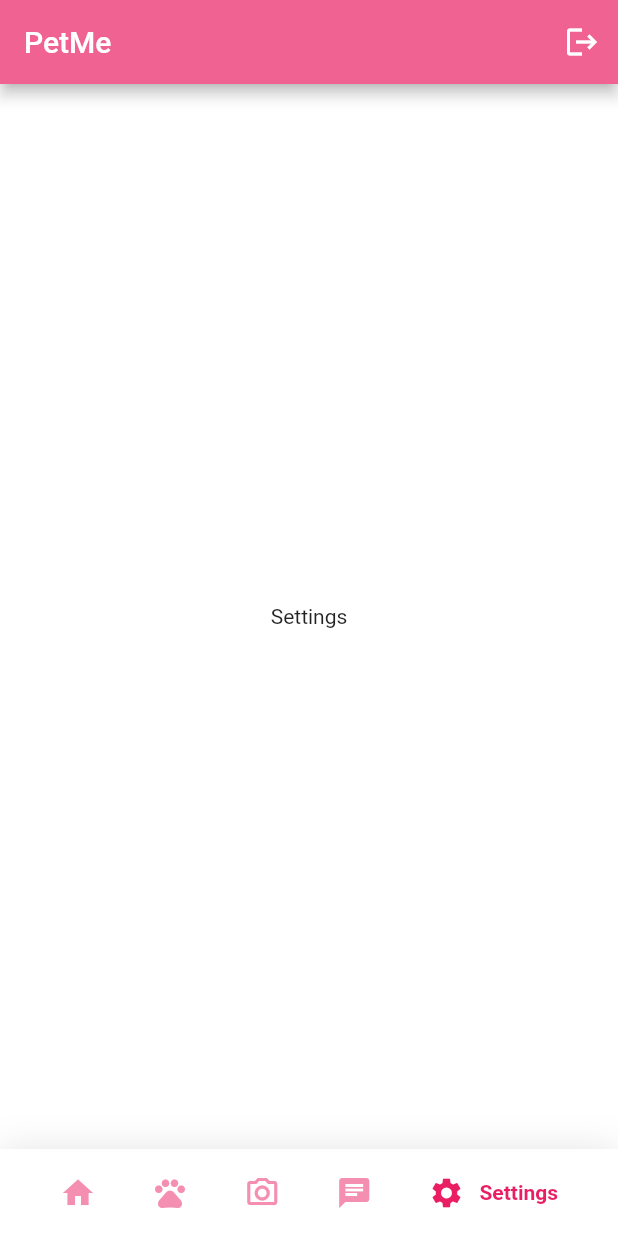
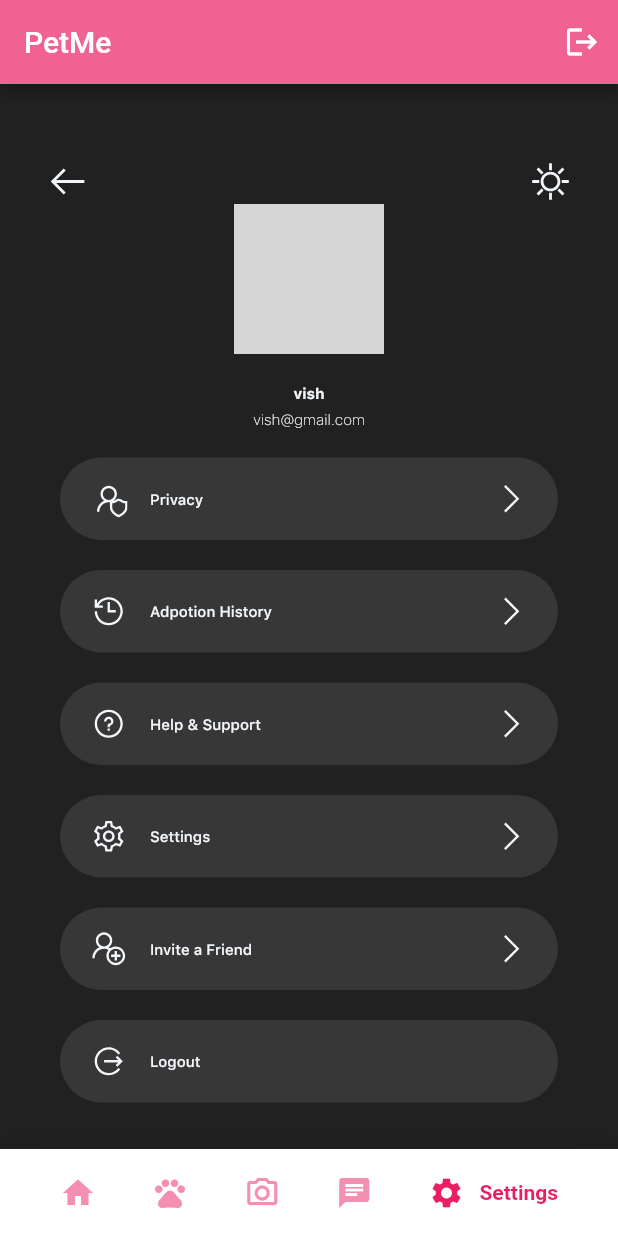
Before and after one commit to PetMeOfficial/PetMeOfficial, a Flutter app: the screen it shows once a user with an empty profile is signed in, item 5 of the bottom bar chosen, on a phone screen of 412 x 824 dp. Run offline on Flutter 3.47's test engine with Material 2 defaults, Android fonts, the phone set to English and light mode, and no system bars; drawn by our look-alikes of google_nav_bar; our stand-ins replace animated_theme_switcher, cloud_firestore, firebase_auth, firebase_core, flutter_screenutil, get and 2 more; accounts and stored records are empty; grey boxes are pictures that could not be loaded.

Commit message:
What's New: - Arranged Fields - added settings page

```diff
--- a/petme/lib/Widgets/post_card.dart
+++ b/petme/lib/Widgets/post_card.dart
@@ -22,7 +22,7 @@
               children:  [
                 const CircleAvatar(
                   radius: 20,
-                  backgroundImage: AssetImage('assets/eevie.png')
+                  backgroundImage: AssetImage('eevie.png')
                 ),
                 Expanded(
                     child: Padding(
--- a/petme/lib/screens/HomeScreen/Navigation/home_page.dart
+++ b/petme/lib/screens/HomeScreen/Navigation/home_page.dart
@@ -1,6 +1,7 @@
 import 'package:cloud_firestore/cloud_firestore.dart';
 import 'package:flutter/material.dart';
 import 'package:petme/Widgets/post_card.dart';
+
 
 class HomePage extends StatefulWidget {
   const HomePage({Key? key}) : super(key: key);
--- /dev/null
+++ b/petme/lib/screens/HomeScreen/Navigation/setting/constant.dart
@@ -0,0 +1,62 @@
+import 'package:flutter/material.dart';
+import 'package:flutter_screenutil/flutter_screenutil.dart';
+
+
+const kSpacingUnit = 10;
+
+const kDarkPrimaryColor = Color(0xFF212121);
+const kDarkSecondaryColor = Color(0xFF373737);
+const kLightPrimaryColor = Color(0xFFFFFFFF);
+const kLightSecondaryColor = Color(0xFFF3F7FB);
+const kAccentColor = Color(0xFFFFC107);
+
+final kTitleTextStyle = TextStyle(
+  // fontSize: ScreenUtil().setSp(kSpacingUnit * 1.5),
+  fontSize: 10,
+  fontWeight: FontWeight.w600,
+);
+
+final kCaptionTextStyle = TextStyle(
+  fontSize:10,
+  fontWeight: FontWeight.w100,
+);
+
+final kButtonTextStyle = TextStyle(
+  fontSize: 10,
+  fontWeight: FontWeight.w400,
+  color: kDarkPrimaryColor,
+);
+
+final kDarkTheme = ThemeData(
+  brightness: Brightness.dark,
+  fontFamily: 'SFProText',
+  primaryColor: kDarkPrimaryColor,
+  canvasColor: kDarkPrimaryColor,
+  backgroundColor: kDarkSecondaryColor,
+  accentColor: kAccentColor,
+  iconTheme: ThemeData.dark().iconTheme.copyWith(
+    color: kLightSecondaryColor,
+  ),
+  textTheme: ThemeData.dark().textTheme.apply(
+    fontFamily: 'SFProText',
+    bodyColor: kLightSecondaryColor,
+    displayColor: kLightSecondaryColor,
+  ),
+);
+
+final kLightTheme = ThemeData(
+  brightness: Brightness.light,
+  fontFamily: 'SFProText',
+  primaryColor: kLightPrimaryColor,
+  canvasColor: kLightPrimaryColor,
+  backgroundColor: kLightSecondaryColor,
+  accentColor: kAccentColor,
+  iconTheme: ThemeData.light().iconTheme.copyWith(
+    color: kDarkSecondaryColor,
+  ),
+  textTheme: ThemeData.light().textTheme.apply(
+    fontFamily: 'SFProText',
+    bodyColor: kDarkSecondaryColor,
+    displayColor: kDarkSecondaryColor,
+  ),
+);
--- /dev/null
+++ b/petme/lib/screens/HomeScreen/Navigation/setting/profile_list_item.dart
@@ -0,0 +1,64 @@
+import 'package:flutter/material.dart';
+import 'package:flutter_screenutil/flutter_screenutil.dart';
+import 'package:line_awesome_flutter/line_awesome_flutter.dart';
+import 'constant.dart';
+
+class ProfileListItem extends StatefulWidget {
+  final IconData icon;
+  final String text;
+  final bool hasNavigation;
+
+  const ProfileListItem({
+    Key? key,
+    required this.icon,
+    required this.text,
+    this.hasNavigation = true,
+  }) : super(key: key);
+
+
+
+  @override
+  State<ProfileListItem> createState() => _ProfileListItemState();
+}
+
+class _ProfileListItemState extends State<ProfileListItem> {
+  @override
+  Widget build(BuildContext context) {
+    return Container(
+      height: kSpacingUnit.w * 5.5,
+      margin: EdgeInsets.symmetric(
+        horizontal: kSpacingUnit.w * 4,
+      ).copyWith(
+        bottom: kSpacingUnit.w * 2,
+      ),
+      padding: EdgeInsets.symmetric(
+        horizontal: kSpacingUnit.w * 2,
+      ),
+      decoration: BoxDecoration(
+        borderRadius: BorderRadius.circular(kSpacingUnit.w * 3),
+        color: Theme.of(context).backgroundColor,
+      ),
+      child: Row(
+        children: <Widget>[
+          Icon(
+            this.widget.icon,
+            size: kSpacingUnit.w * 2.5,
+          ),
+          SizedBox(width: kSpacingUnit.w * 1.5),
+          Text(
+            this.widget.text,
+            style: kTitleTextStyle.copyWith(
+              fontWeight: FontWeight.w500,
+            ),
+          ),
+          Spacer(),
+          if (this.widget.hasNavigation)
+            Icon(
+              LineAwesomeIcons.angle_right,
+              size: kSpacingUnit.w * 2.5,
+            ),
+        ],
+      ),
+    );
+  }
+}
--- /dev/null
+++ b/petme/lib/screens/HomeScreen/Navigation/setting/profile_screen.dart
@@ -0,0 +1,201 @@
+
+import 'package:animated_theme_switcher/animated_theme_switcher.dart';
+import 'package:flutter/material.dart';
+import 'package:flutter_screenutil/flutter_screenutil.dart';
+import 'package:line_awesome_flutter/line_awesome_flutter.dart';
+import 'constant.dart';
+import 'profile_list_item.dart';
+
+
+
+
+class ProfileScreen extends StatefulWidget {
+  const ProfileScreen({Key? key}) : super(key: key);
+
+  @override
+  State<ProfileScreen> createState() => _ProfileScreenState();
+}
+class _ProfileScreenState extends  State<ProfileScreen>{
+  @override
+  @override
+  Widget build(BuildContext context) {
+    return ThemeProvider(
+      initTheme: kDarkTheme,
+      child: Builder(
+        builder: (context) {
+          return MaterialApp(
+            debugShowCheckedModeBanner: false,
+            theme: ThemeProvider.of(context),
+            home: ProfileScreenState(),
+          );
+        },
+      ),
+    );
+  }
+
+}
+
+
+class ProfileScreenState extends StatelessWidget {
+
+  @override
+  Widget build(BuildContext context) {
+    ScreenUtil.init(context, height: MediaQuery.of(context).size.height, width: MediaQuery.of(context).size.width, allowFontScaling: true);
+
+    var profileInfo = Expanded(
+      child: Column(
+        children: <Widget>[
+          Container(
+            height: kSpacingUnit.w * 10,
+            width: kSpacingUnit.w * 10,
+            margin: EdgeInsets.only(top: kSpacingUnit.w * 3),
+            child: Stack(
+              children: <Widget>[
+                CircleAvatar(
+                  radius: kSpacingUnit.w * 5,
+                  backgroundImage: AssetImage('images/avatar.png'),
+                ),
+                Align(
+                  alignment: Alignment.bottomRight,
+                  child: Container(
+                    height: kSpacingUnit.w * 2.5,
+                    width: kSpacingUnit.w * 2.5,
+                    decoration: BoxDecoration(
+                      color: Theme.of(context).accentColor,
+                      shape: BoxShape.circle,
+                    ),
+                    child: Center(
+                      heightFactor: kSpacingUnit.w * 1.5,
+                      widthFactor: kSpacingUnit.w * 1.5,
+                      child: Icon(
+                        LineAwesomeIcons.pen,
+                        color: kDarkPrimaryColor,
+                        size: ScreenUtil().setSp(kSpacingUnit.w * 1.5) as double,
+                      ),
+                    ),
+                  ),
+                ),
+              ],
+            ),
+          ),
+          SizedBox(height: kSpacingUnit.w * 2),
+          Text(
+            'vish',
+            style: kTitleTextStyle,
+          ),
+          SizedBox(height: kSpacingUnit.w * 0.5),
+          Text(
+            'vish@gmail.com',
+            style: kCaptionTextStyle,
+          ),
+          SizedBox(height: kSpacingUnit.w * 2),
+          // Container(
+          //   height: kSpacingUnit.w * 4,
+          //   width: kSpacingUnit.w * 20,
+          //   decoration: BoxDecoration(
+          //     borderRadius: BorderRadius.circular(kSpacingUnit.w * 3),
+          //     color: Theme.of(context).accentColor,
+          //   ),
+          //   child: Center(
+          //     child: Text(
+          //       'Upgrade to PRO',
+          //       style: kButtonTextStyle,
+          //     ),
+          //   ),
+          // ),
+        ],
+      ),
+    );
+
+    var themeSwitcher = ThemeSwitcher(
+      builder: (context) {
+        return AnimatedCrossFade(
+          duration: Duration(milliseconds: 200),
+          crossFadeState:
+          ThemeProvider.of(context).brightness == Brightness.dark
+              ? CrossFadeState.showFirst
+              : CrossFadeState.showSecond,
+          firstChild: GestureDetector(
+            onTap: () =>
+                ThemeSwitcher.of(context).changeTheme(theme: kLightTheme),
+            child: Icon(
+              LineAwesomeIcons.sun,
+              size: ScreenUtil().setSp(kSpacingUnit.w * 3) as double,
+            ),
+          ),
+          secondChild: GestureDetector(
+            onTap: () =>
+                ThemeSwitcher.of(context).changeTheme(theme: kDarkTheme),
+            child: Icon(
+              LineAwesomeIcons.moon,
+              size: ScreenUtil().setSp(kSpacingUnit.w * 3) as double,
+            ),
+          ),
+        );
+      },
+    );
+
+    var header = Row(
+      mainAxisAlignment: MainAxisAlignment.spaceBetween,
+      crossAxisAlignment: CrossAxisAlignment.start,
+      children: <Widget>[
+        SizedBox(width: kSpacingUnit.w * 3),
+        Icon(
+          LineAwesomeIcons.arrow_left,
+          size: ScreenUtil().setSp(kSpacingUnit.w * 3) as double,
+        ),
+        profileInfo,
+        themeSwitcher,
+        SizedBox(width: kSpacingUnit.w * 3),
+      ],
+    );
+
+
+
+    return ThemeSwitchingArea(
+      child: Builder(
+        builder: (context) {
+          return Scaffold(
+            body: Column(
+              children: <Widget>[
+                SizedBox(height: kSpacingUnit.w * 5),
+                header,
+                Expanded(
+                  child: ListView(
+                    children: <Widget>[
+                      ProfileListItem(
+                        icon: LineAwesomeIcons.user_shield,
+                        text: 'Privacy',
+                      ),
+                      ProfileListItem(
+                        icon: LineAwesomeIcons.history,
+                        text: 'Adpotion History',
+                      ),
+                      ProfileListItem(
+                        icon: LineAwesomeIcons.question_circle,
+                        text: 'Help & Support',
+                      ),
+                      ProfileListItem(
+                        icon: LineAwesomeIcons.cog,
+                        text: 'Settings',
+                      ),
+                      ProfileListItem(
+                        icon: LineAwesomeIcons.user_plus,
+                        text: 'Invite a Friend',
+                      ),
+                      ProfileListItem(
+                        icon: LineAwesomeIcons.alternate_sign_out,
+                        text: 'Logout',
+                        hasNavigation: false,
+                      ),
+                    ],
+                  ),
+                )
+              ],
+            ),
+          );
+        },
+      ),
+    );
+  }
+}
--- a/petme/lib/screens/HomeScreen/Navigation/settings_page.dart
+++ b/petme/lib/screens/HomeScreen/Navigation/setting/settings_page.dart
@@ -1,4 +1,5 @@
 import 'package:flutter/material.dart';
+import 'package:petme/screens/HomeScreen/Navigation/setting/profile_screen.dart';
 
 class SettingsPage extends StatefulWidget {
   const SettingsPage({Key? key}) : super(key: key);
@@ -10,8 +11,6 @@
 class _SettingsPageState extends State<SettingsPage> {
   @override
   Widget build(BuildContext context) {
-    return const Text(
-      'Settings',
-    );
+    return const ProfileScreen();
   }
 }
--- a/petme/lib/screens/HomeScreen/main_page.dart
+++ b/petme/lib/screens/HomeScreen/main_page.dart
@@ -4,7 +4,7 @@
 import 'package:google_nav_bar/google_nav_bar.dart';
 import 'package:petme/screens/HomeScreen/Navigation/chat_page.dart';
 import 'package:petme/screens/HomeScreen/Navigation/home_page.dart';
-import 'package:petme/screens/HomeScreen/Navigation/settings_page.dart';
+import 'package:petme/screens/HomeScreen/Navigation/setting/settings_page.dart';
 import 'package:petme/screens/HomeScreen/Navigation/upload_post.dart';
 
 import 'Navigation/pet_page.dart';
--- a/petme/lib/screens/Registration/Adopter/adopterSignUp.dart
+++ b/petme/lib/screens/Registration/Adopter/adopterSignUp.dart
@@ -2,7 +2,7 @@
 import 'package:firebase_auth/firebase_auth.dart';
 import 'package:flutter/material.dart';
 import 'package:petme/screens/Login/login_page.dart';
-import 'package:petme/screens/Registration/Pet/signuppage.dart';
+import 'package:petme/screens/Registration/Pet/petSignUp.dart';
 import 'package:get/get.dart';
 import '../../HomeScreen/main_page.dart';
 
--- a/petme/lib/screens/main.dart
+++ b/petme/lib/screens/main.dart
@@ -1,7 +1,7 @@
 import 'package:flutter/material.dart';
 import 'package:petme/screens/Registration/Adopter/adopterSignUp.dart';
 import 'package:petme/screens/Login/login_page.dart';
-import 'package:petme/screens/Registration/Pet/signuppage.dart';
+import 'package:petme/screens/Registration/Pet/petSignUp.dart';
 import 'package:petme/screens/HomeScreen/main_page.dart';
 import 'package:petme/screens/SplashScreen/splash_screen.dart';
 import 'package:firebase_core/firebase_core.dart';
```
Also changed, not shown: petme/pubspec.yaml (+16 -13 lines), petme/assets/images/avatar.png (added), petme/assets/images/thumbnail.png (added), petme/fonts/SF-Pro-Text-Bold.otf (added), petme/fonts/SF-Pro-Text-Medium.otf (added), petme/fonts/SF-Pro-Text-Regular.otf (added), petme/fonts/SF-Pro-Text-Thin.otf (added), petme/pubspec.lock.
